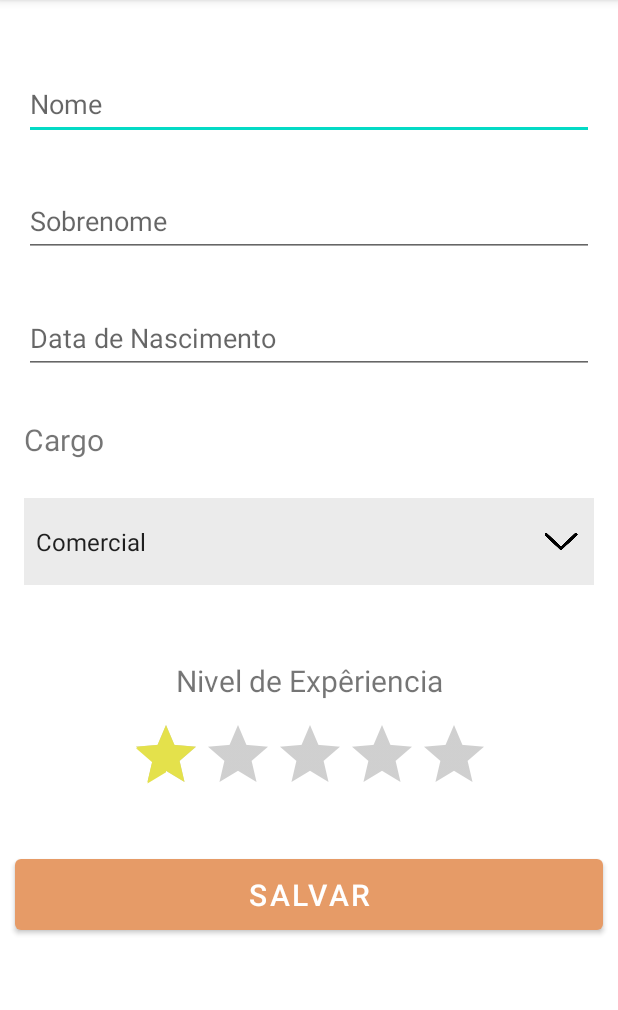
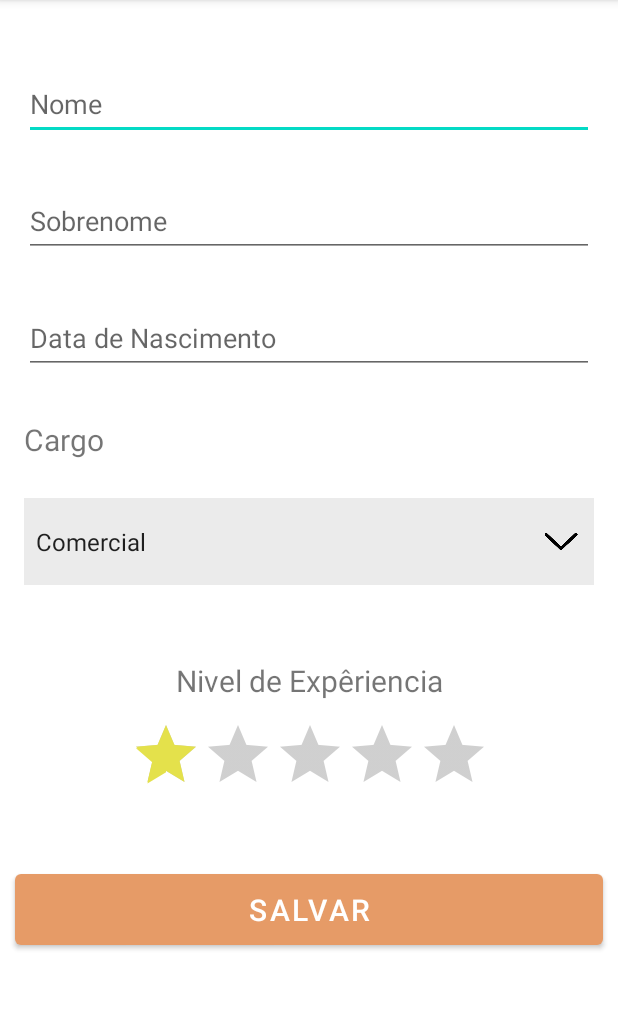
Before and after one commit to raelrzd/MinhaEmpresa, an Android app: the CadastroColaboradoresActivity screen opened directly, with no data from a screen before it, on a phone screen of 412 x 824 dp, the part 84-1094 px from its top. Run offline under Robolectric (Android 15) with nearby library versions, the phone set to English and light mode, and no system bars.

Commit message:
Extraido para constantes descrição de icones e botões, ajustado ultimos detalhes de Scroll layout de cadastro.

```diff
--- a/app/src/main/res/layout/activity_cadastro_colaboradores.xml
+++ b/app/src/main/res/layout/activity_cadastro_colaboradores.xml
@@ -32,7 +32,8 @@
                 android:minHeight="48dp"
                 app:layout_constraintEnd_toEndOf="parent"
                 app:layout_constraintStart_toStartOf="parent"
-                app:layout_constraintTop_toTopOf="parent" />
+                app:layout_constraintTop_toTopOf="parent"
+                android:autofillHints="name"/>
 
             <EditText
                 android:id="@+id/editText_form_sobrenome"
@@ -41,6 +42,7 @@
                 android:layout_marginStart="16dp"
                 android:layout_marginTop="30dp"
                 android:layout_marginEnd="16dp"
+                android:autofillHints="name"
                 android:ems="10"
                 android:hint="@string/sobrenome"
                 android:inputType="textCapWords"
@@ -48,7 +50,8 @@
                 app:layout_constraintEnd_toEndOf="parent"
                 app:layout_constraintHorizontal_bias="1.0"
                 app:layout_constraintStart_toStartOf="parent"
-                app:layout_constraintTop_toBottomOf="@+id/editText_form_nome" />
+                app:layout_constraintTop_toBottomOf="@+id/editText_form_nome"
+                tools:ignore="TextContrastCheck" />
 
             <TextView
                 android:id="@+id/textView_form_cargo"
@@ -121,7 +124,7 @@
                 android:layout_width="0dp"
                 android:layout_height="wrap_content"
                 android:layout_marginStart="10dp"
-                android:layout_marginTop="30dp"
+                android:layout_marginTop="40dp"
                 android:layout_marginEnd="10dp"
                 android:layout_marginBottom="10dp"
                 android:padding="10dp"
@@ -148,7 +151,8 @@
                 app:layout_constraintStart_toStartOf="@+id/editText_form_sobrenome"
                 app:layout_constraintTop_toBottomOf="@+id/editText_form_sobrenome"
                 tools:ignore="UsingOnClickInXml,TextContrastCheck"
-                android:inputType="date"/>
+                android:inputType="date"
+                android:importantForAutofill="no" />
 
         </androidx.constraintlayout.widget.ConstraintLayout>
 
--- a/app/src/main/res/values/strings.xml
+++ b/app/src/main/res/values/strings.xml
@@ -13,4 +13,8 @@
     <string name="telefone_que_representa_o_suporte_tec">Telefone que representa o Suporte Tec</string>
     <string name="botao_adicionar_colaborador">Botao adicionar colaborador</string>
     <string name="seta_spinner">Seta Spinner</string>
+    <string name="notas_representando_o_comercial">Notas representando o comercial</string>
+    <string name="computador_representando_o_dev">Computador representando o Dev</string>
+    <string name="telefone_representando_o_suporte">Telefone representando o suporte</string>
+    <string name="grupo_de_pessoas_representando_o_admin">Grupo de pessoas representando o admin</string>
 </resources>
```
Also changed, not shown: app/src/main/res/layout/activity_tela_inicial.xml (+7 -1 lines).
